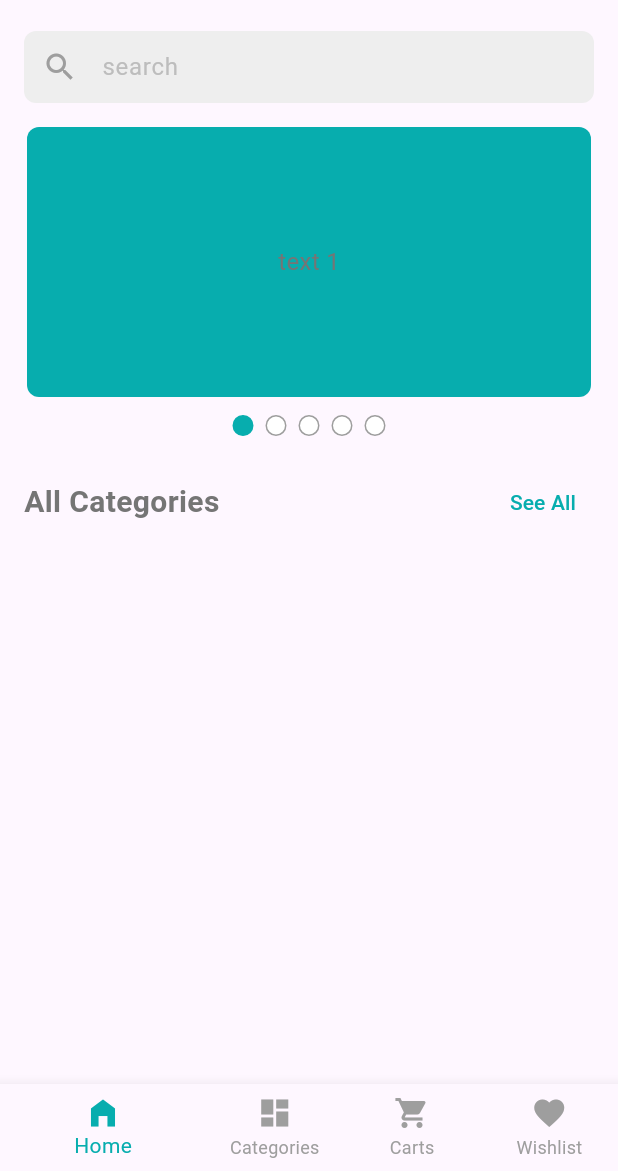
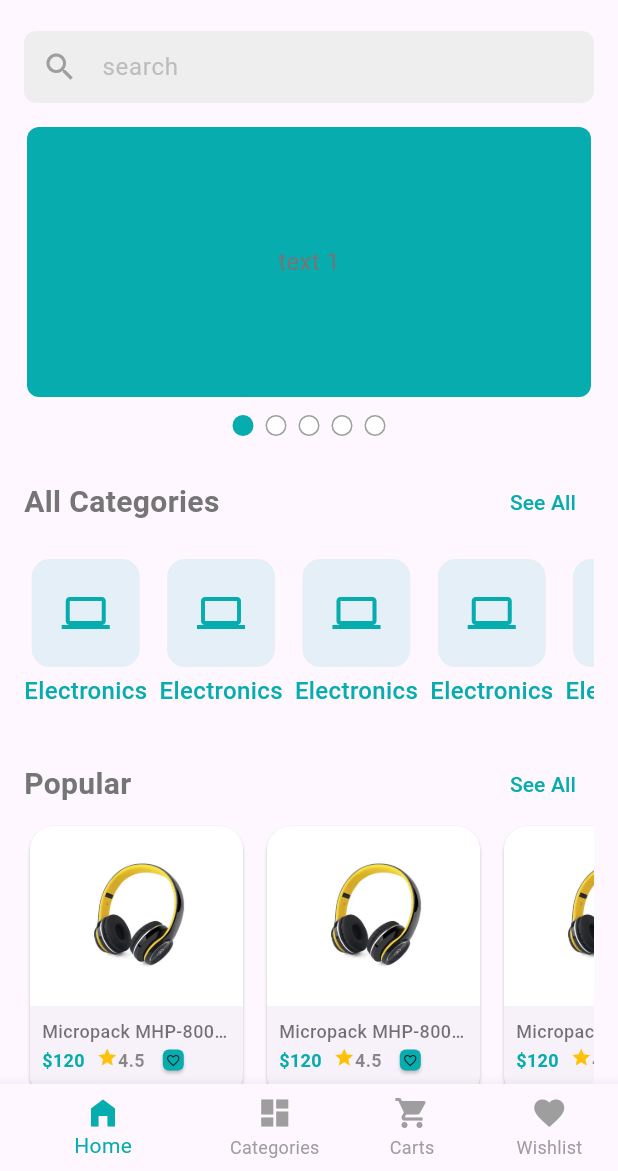
Before and after one commit to ahmedhossain29/crafty_bay, a Flutter app: the screen it shows after launch, on a phone screen of 412 x 824 dp, the part 65-1236 px from its top. Run offline on Flutter 3.47's test engine with Material 3 defaults, Android fonts, the phone set to English and light mode, and no system bars; drawn by our look-alikes of carousel_slider; our stand-ins replace get, pin_code_fields.

Commit message:
Crafty bay

```diff
--- a/lib/app.dart
+++ b/lib/app.dart
@@ -2,6 +2,8 @@ import 'package:crafty_bay/presentation/ui/screens/splash_screen.dart';
 import 'package:crafty_bay/presentation/ui/utility/app_theme_data.dart';
 import 'package:flutter/material.dart';
 import 'package:get/get.dart';
+
+import 'controller_binder.dart';
 
 class CraftyBay extends StatelessWidget {
   const CraftyBay({super.key});
@@ -11,6 +13,7 @@ class CraftyBay extends StatelessWidget {
     return GetMaterialApp(
       theme: AppThemeData.lightThemeData,
       home: const SplashScreen(),
+      initialBinding: ControllerBinder(),
     );
   }
 }
--- /dev/null
+++ b/lib/presentation/state_holders/main_bottom_nav_controller.dart
@@ -0,0 +1,19 @@
+import 'package:get/get.dart';
+
+class MainBottomNavController extends GetxController {
+  int _selectedIndex = 0;
+
+  int get currentIndex => _selectedIndex;
+
+  void ChangeIndex(int index) {
+    if (_selectedIndex == index) {
+      return;
+    }
+    _selectedIndex = index;
+    update();
+  }
+
+  void backHome() {
+    ChangeIndex(0);
+  }
+}
--- a/lib/presentation/ui/screens/home_screen.dart
+++ b/lib/presentation/ui/screens/home_screen.dart
@@ -1,8 +1,12 @@
+import 'package:crafty_bay/presentation/state_holders/main_bottom_nav_controller.dart';
 import 'package:crafty_bay/presentation/ui/utility/assets_path.dart';
+import 'package:crafty_bay/presentation/ui/widgets/category_item.dart';
 import 'package:crafty_bay/presentation/ui/widgets/home/banner_carousel.dart';
 import 'package:crafty_bay/presentation/ui/widgets/home/circle_icon_button.dart';
 import 'package:crafty_bay/presentation/ui/widgets/home/section_title.dart';
+import 'package:crafty_bay/presentation/ui/widgets/product_card_item.dart';
 import 'package:flutter/material.dart';
+import 'package:get/get.dart';
 
 class HomeScreen extends StatefulWidget {
   const HomeScreen({super.key});
@@ -18,6 +22,7 @@ class _HomeScreenState extends State<HomeScreen> {
       appBar: appBar,
       body: Padding(
         padding: EdgeInsets.symmetric(horizontal: 16),
+        child: SingleChildScrollView(
           child: Column(
             children: [
               const SizedBox(
@@ -33,13 +38,78 @@ class _HomeScreenState extends State<HomeScreen> {
               ),
               SectionTitle(
                 title: 'All Categories',
-              onTapSeeAll: () {},
+                onTapSeeAll: () {
+                  Get.find<MainBottomNavController>().ChangeIndex(1);
+                },
               ),
               const SizedBox(
                 height: 10,
               ),
+              categoryList,
+              SectionTitle(
+                title: 'Popular',
+                onTapSeeAll: () {},
+              ),
+              ProductList,
+              const SizedBox(
+                height: 8,
+              ),
+              SectionTitle(
+                title: 'Special',
+                onTapSeeAll: () {},
+              ),
+              ProductList,
+              const SizedBox(
+                height: 8,
+              ),
+              SectionTitle(
+                title: 'New',
+                onTapSeeAll: () {},
+              ),
+              ProductList,
             ],
           ),
+        ),
+      ),
+    );
+  }
+
+  SizedBox get ProductList {
+    return SizedBox(
+      height: 190,
+      child: ListView.separated(
+        scrollDirection: Axis.horizontal,
+        primary: false,
+        shrinkWrap: true,
+        itemCount: 10,
+        itemBuilder: (context, index) {
+          return ProductCardItem();
+        },
+        separatorBuilder: (_, __) {
+          return const SizedBox(
+            width: 8,
+          );
+        },
+      ),
+    );
+  }
+
+  SizedBox get categoryList {
+    return SizedBox(
+      height: 130,
+      child: ListView.separated(
+        scrollDirection: Axis.horizontal,
+        primary: false,
+        shrinkWrap: true,
+        itemCount: 10,
+        itemBuilder: (context, index) {
+          return const CategoryItem();
+        },
+        separatorBuilder: (_, __) {
+          return const SizedBox(
+            width: 8,
+          );
+        },
       ),
     );
   }
--- a/lib/presentation/ui/screens/main_bottom_nav_screen.dart
+++ b/lib/presentation/ui/screens/main_bottom_nav_screen.dart
@@ -1,9 +1,11 @@
+import 'package:crafty_bay/presentation/state_holders/main_bottom_nav_controller.dart';
 import 'package:crafty_bay/presentation/ui/screens/carts_screen.dart';
 import 'package:crafty_bay/presentation/ui/screens/category_screen.dart';
 import 'package:crafty_bay/presentation/ui/screens/home_screen.dart';
 import 'package:crafty_bay/presentation/ui/screens/wishlist_screen.dart';
 import 'package:crafty_bay/presentation/ui/utility/app_colors.dart';
 import 'package:flutter/material.dart';
+import 'package:get/get_state_manager/src/simple/get_state.dart';
 
 class MainBottomNavScreen extends StatefulWidget {
   const MainBottomNavScreen({super.key});
@@ -13,7 +15,6 @@ class MainBottomNavScreen extends StatefulWidget {
 }
 
 class _MainBottomNavScreenState extends State<MainBottomNavScreen> {
-  int _selectedIndex = 0;
   final List<Widget> _screen = const [
     HomeScreen(),
     CategoryScreen(),
@@ -22,21 +23,20 @@ class _MainBottomNavScreenState extends State<MainBottomNavScreen> {
   ];
   @override
   Widget build(BuildContext context) {
+    return GetBuilder<MainBottomNavController>(builder: (controller) {
       return Scaffold(
-      body: _screen[_selectedIndex],
+        body: _screen[controller.currentIndex],
         bottomNavigationBar: BottomNavigationBar(
-        currentIndex: _selectedIndex,
+          currentIndex: controller.currentIndex,
           selectedItemColor: AppColors.primaryColor,
           unselectedItemColor: Colors.grey,
           showUnselectedLabels: true,
           onTap: (index) {
-          _selectedIndex = index;
-          if (mounted) {
-            setState(() {});
-          }
+            controller.ChangeIndex(index);
           },
           items: const [
-          BottomNavigationBarItem(icon: Icon(Icons.home_filled), label: 'Home'),
+            BottomNavigationBarItem(
+                icon: Icon(Icons.home_filled), label: 'Home'),
             BottomNavigationBarItem(
                 icon: Icon(Icons.dashboard), label: 'Categories'),
             BottomNavigationBarItem(
@@ -46,5 +46,6 @@ class _MainBottomNavScreenState extends State<MainBottomNavScreen> {
           ],
         ),
       );
+    });
   }
 }
--- /dev/null
+++ b/lib/presentation/ui/widgets/product_card_item.dart
@@ -0,0 +1,104 @@
+import 'package:crafty_bay/presentation/ui/utility/app_colors.dart';
+import 'package:flutter/material.dart';
+
+class ProductCardItem extends StatelessWidget {
+  const ProductCardItem({
+    super.key,
+  });
+
+  @override
+  Widget build(BuildContext context) {
+    return SizedBox(
+      height: 190,
+      width: 150,
+      child: Card(
+        shape: RoundedRectangleBorder(
+          borderRadius: BorderRadius.circular(16),
+        ),
+        child: Column(
+          crossAxisAlignment: CrossAxisAlignment.start,
+          children: [
+            ClipRRect(
+              borderRadius: const BorderRadius.only(
+                topLeft: Radius.circular(16),
+                topRight: Radius.circular(16),
+              ),
+              child: Image.asset(
+                'assets/images/headphone.jpg',
+                width: 150,
+                height: 120,
+                fit: BoxFit.cover,
+              ),
+            ),
+            Padding(
+              padding: const EdgeInsets.all(8.0),
+              child: Column(
+                crossAxisAlignment: CrossAxisAlignment.start,
+                children: [
+                  const Text(
+                    'Micropack MHP-800 3.5mm Headphone ',
+                    maxLines: 1,
+                    style: TextStyle(
+                      fontSize: 12,
+                      fontWeight: FontWeight.w500,
+                      color: Colors.black54,
+                      overflow: TextOverflow.ellipsis,
+                    ),
+                  ),
+                  Row(
+                    children: [
+                      const Text(
+                        '\$120',
+                        style: TextStyle(
+                          fontSize: 12,
+                          color: AppColors.primaryColor,
+                          fontWeight: FontWeight.w600,
+                        ),
+                      ),
+                      const SizedBox(
+                        width: 8,
+                      ),
+                      const Wrap(
+                        children: [
+                          Icon(
+                            Icons.star,
+                            size: 14,
+                            color: Colors.amber,
+                          ),
+                          Text(
+                            '4.5',
+                            style: TextStyle(
+                              fontSize: 12,
+                              color: Colors.black45,
+                              fontWeight: FontWeight.w600,
+                            ),
+                          ),
+                        ],
+                      ),
+                      const SizedBox(
+                        width: 8,
+                      ),
+                      Card(
+                        color: AppColors.primaryColor,
+                        shape: RoundedRectangleBorder(
+                          borderRadius: BorderRadius.circular(4),
+                        ),
+                        child: const Padding(
+                          padding: EdgeInsets.all(2.0),
+                          child: Icon(
+                            Icons.favorite_outline,
+                            size: 10,
+                          ),
+                        ),
+                      ),
+                    ],
+                  ),
+                ],
+              ),
+            ),
+          ],
+        ),
+      ),
+    );
+  }
+}
```
Also changed, not shown: assets/images/headphone.jpg (added). Lines whose indentation alone changed are shown as unchanged.
